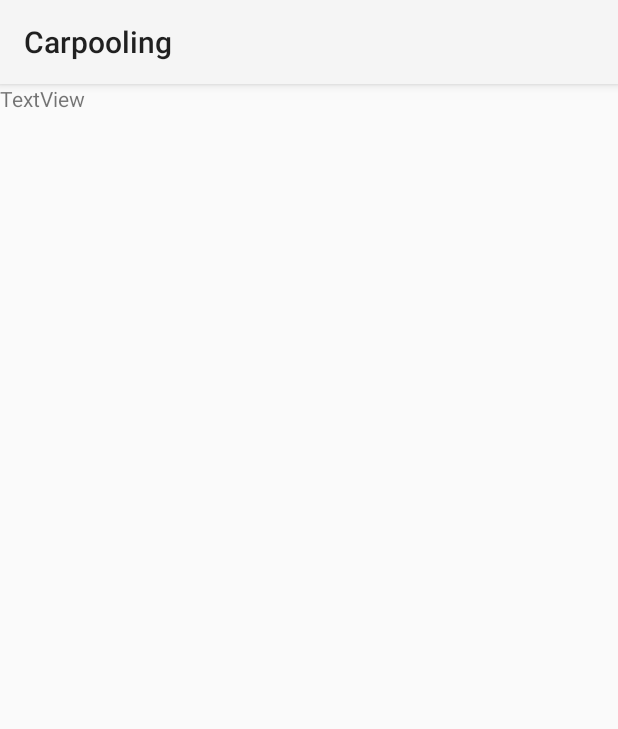
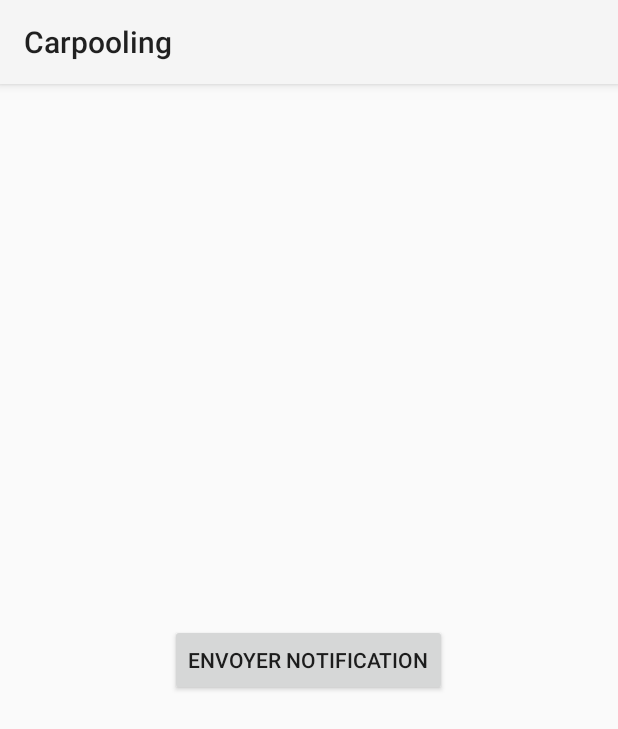
Before and after one commit to henoc97/carpooling, an Android app: the screen it shows after launch (MainActivity), on a phone screen of 412 x 824 dp. Shown: the top 729 px of the screen. Run offline under Robolectric (Android 15) with nearby library versions, the phone set to English and light mode, and no system bars.

Commit message:
try to set FCM

```diff
--- a/app/build.gradle.kts
+++ b/app/build.gradle.kts
@@ -54,6 +54,7 @@ dependencies {
     implementation(libs.androidx.activity)
     implementation(libs.androidx.constraintlayout)
     implementation ("com.google.firebase:firebase-messaging:24.1.0")
+    implementation(libs.play.services.nearby)
     testImplementation(libs.junit)
     androidTestImplementation(libs.androidx.junit)
     androidTestImplementation(libs.androidx.espresso.core)
--- a/app/src/main/java/tg/ulcrsandroid/carpooling/MainActivity.kt
+++ b/app/src/main/java/tg/ulcrsandroid/carpooling/MainActivity.kt
@@ -3,32 +3,42 @@ package tg.ulcrsandroid.carpooling
 import android.os.Bundle
 import android.util.Log
 import android.widget.TextView
+import android.widget.Button
 import androidx.appcompat.app.AppCompatActivity
 import tg.ulcrsandroid.carpooling.application.utils.authStrategies.AuthContext
+import tg.ulcrsandroid.carpooling.infrastructure.externalServices.push.MyFireBaseMessagingService
 import com.google.firebase.FirebaseApp
 import com.google.firebase.messaging.FirebaseMessaging
+import com.google.android.play.core.integrity.m
 
 class MainActivity : AppCompatActivity() {
     private lateinit var authContext: AuthContext
-
     override fun onCreate(savedInstanceState: Bundle?) {
         super.onCreate(savedInstanceState)
         FirebaseApp.initializeApp(this)
         setContentView(R.layout.activity_notification)
-        val tokentext=  findViewById<TextView>(R.id.token)
 
+        val btnSendNotification = findViewById<Button>(R.id.btnSendNotification)
 
+        // Tester l'envoi de notification
+        btnSendNotification.setOnClickListener {
+            val messagingService = MyFireBaseMessagingService()
 
-        FirebaseMessaging.getInstance().token.addOnCompleteListener { task ->
-            if (!task.isSuccessful) {
-                Log.w("FCM", "Fetching FCM registration token failed", task.exception)
-                return@addOnCompleteListener
+            // Récupérer le token actuel (assurez-vous que l'application est bien connectée à Firebase)
+            FirebaseMessaging.getInstance().token.addOnCompleteListener { task ->
+                if (!task.isSuccessful) {
+                    Log.w("FCM", "Erreur lors de la récupération du token", task.exception)
+                    return@addOnCompleteListener
+                }
+
+                // Récupérer le token
+                val userToken = task.result
+                Log.d("FCM", "Token actuel : $userToken")
+
+                // Appeler la méthode `sendNotification`
+                val message = "Votre trajet a été confirmé !"
+                messagingService.sendNotification(this, message, userToken)
             }
-
-            // Obtenir le token
-            val token = task.result
-            Log.d("FCM Token", token ?: "Token non disponible")
-            tokentext.text= token
         }
 
         // Commentaire fait pas Sylvain GOSSOU
--- a/app/src/main/res/layout/activity_notification.xml
+++ b/app/src/main/res/layout/activity_notification.xml
@@ -1,18 +1,14 @@
 <?xml version="1.0" encoding="utf-8"?>
-<androidx.constraintlayout.widget.ConstraintLayout xmlns:android="http://schemas.android.com/apk/res/android"
-             android:layout_width="match_parent"
-             android:layout_height="match_parent">
+<LinearLayout
+    xmlns:android="http://schemas.android.com/apk/res/android"
+    android:layout_width="match_parent"
+    android:layout_height="match_parent"
+    android:orientation="vertical"
+    android:gravity="center">
 
-    <LinearLayout
-        android:layout_width="match_parent"
-        android:layout_height="match_parent"
-        android:orientation="horizontal">
-
-        <TextView
-            android:id="@+id/token"
-            android:layout_width="wrap_content"
-            android:layout_height="190dp"
-            android:layout_weight="1"
-            android:text="TextView" />
-    </LinearLayout>
-</androidx.constraintlayout.widget.ConstraintLayout>
+    <Button
+        android:id="@+id/btnSendNotification"
+        android:layout_width="wrap_content"
+        android:layout_height="wrap_content"
+        android:text="Envoyer Notification" />
+</LinearLayout>
--- a/app/src/main/res/values/strings.xml
+++ b/app/src/main/res/values/strings.xml
@@ -1,4 +1,8 @@
 <resources>
     <string name="app_name">Carpooling</string>
-    <string name="default_web_client_id">44286377723-gbar5ear4f27br8oh4lvl86b9h7tn1fv.apps.googleusercontent.com</string>
+    <string name="default_web_client_id">
+        44286377723-gbar5ear4f27br8oh4lvl86b9h7tn1fv.apps.googleusercontent.com</string>
+    <string name="server_key">AIzaSyCL0UE69_U2cKGNhD5u9Eotwlt-6pXM6zQ</string>
+    <string name="fcm_message">Message FCM</string>
+    <string name="default_notification_channel_id">default_channel</string>
 </resources>
--- a/gradle/libs.versions.toml
+++ b/gradle/libs.versions.toml
@@ -12,6 +12,7 @@ material = "1.12.0"
 activity = "1.9.3"
 constraintlayout = "2.2.0"
 socketIoClient = "2.0.1"
+playServicesNearby = "19.3.0"
 
 [libraries]
 androidx-core-ktx = { group = "androidx.core", name = "core-ktx", version.ref = "coreKtx" }
@@ -30,6 +31,7 @@ androidx-activity = { group = "androidx.activity", name = "activity", version.re
 androidx-constraintlayout = { group = "androidx.constraintlayout", name = "constraintlayout", version.ref = "constraintlayout" }
 play-services-auth = { module = "com.google.android.gms:play-services-auth" }
 socket-io-client = { module = "io.socket:socket.io-client", version.ref = "socketIoClient" }
+play-services-nearby = { group = "com.google.android.gms", name = "play-services-nearby", version.ref = "playServicesNearby" }
 
 [plugins]
 android-application = { id = "com.android.application", version.ref = "agp" }
```
Also changed, not shown: app/src/main/AndroidManifest.xml (+10 -0 lines), app/src/main/java/tg/ulcrsandroid/carpooling/infrastructure/externalServices/push/MyFireBaseMessagingService.kt (+78 -2 lines), app/src/main/res/drawable/ic_notification.xml (added, +9 -0 lines).
